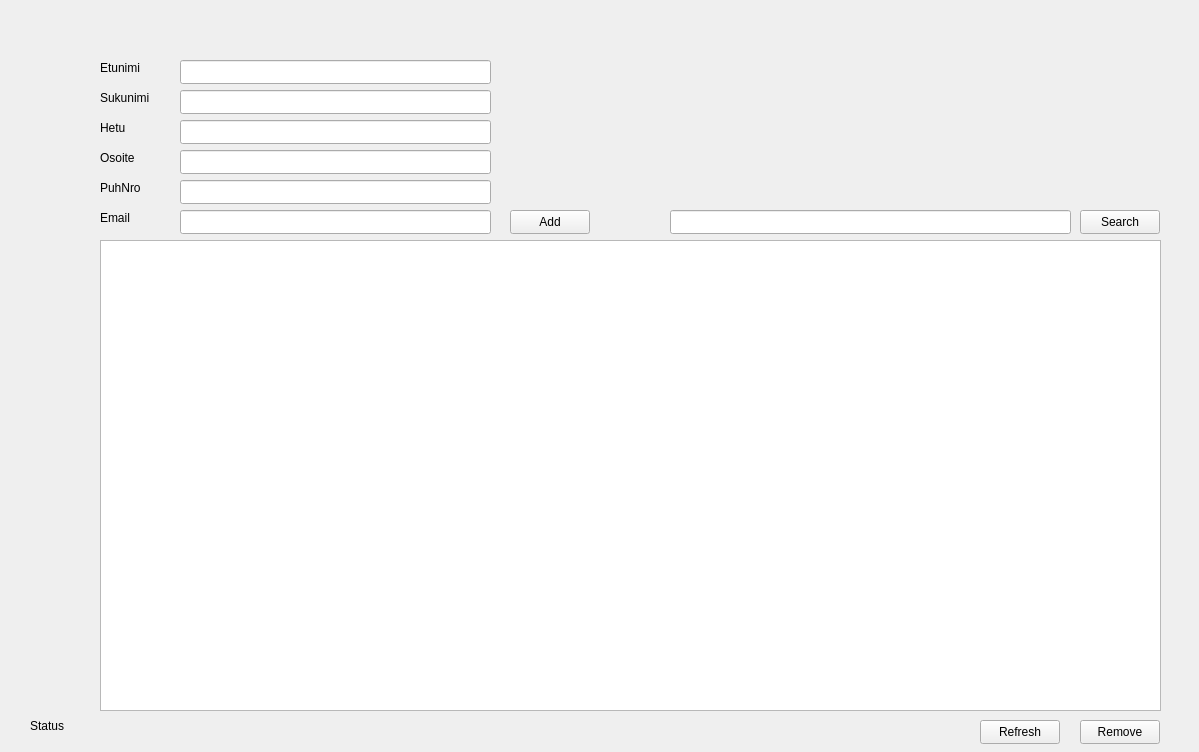
juhotuominen/CustomerManagerQT, file mainwindow.ui: the form before one commit.
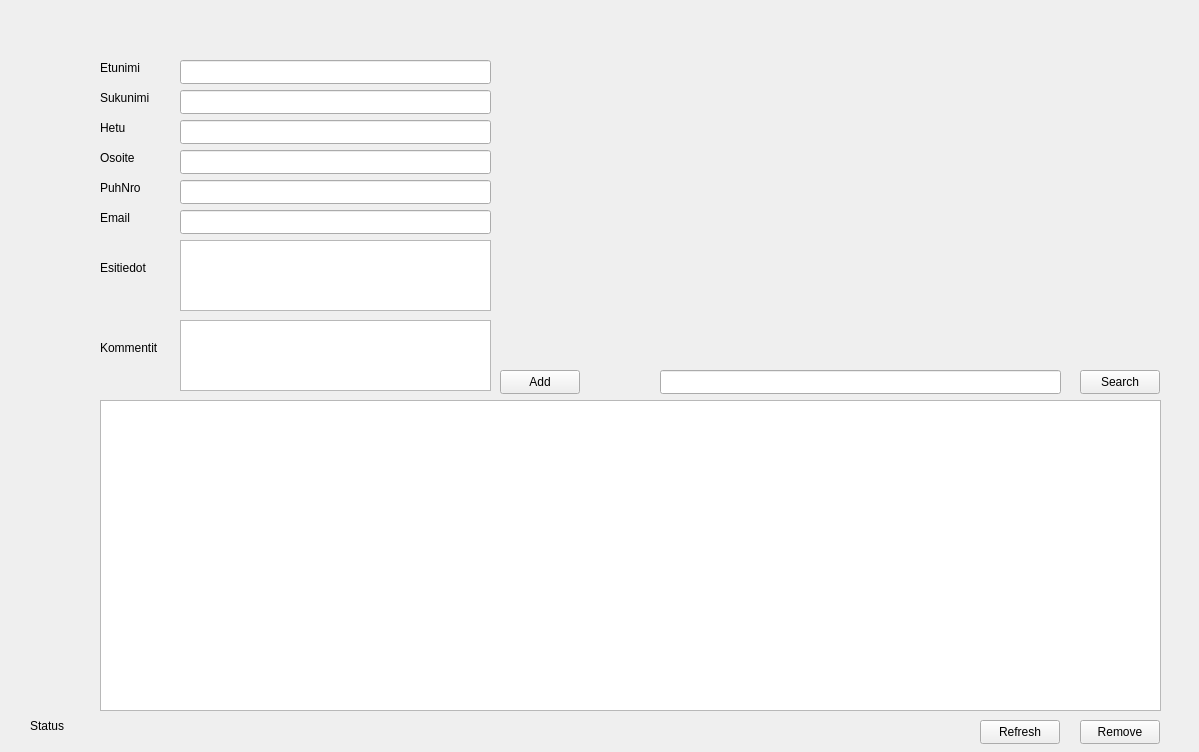
The form after the commit.

Commit message: preinfo and comments

Patch:
```diff
--- a/mainwindow.ui
+++ b/mainwindow.ui
@@ -17,8 +17,8 @@
    <widget class="QPushButton" name="btnAdd">
     <property name="geometry">
      <rect>
-      <x>510</x>
-      <y>210</y>
+      <x>500</x>
+      <y>370</y>
       <width>80</width>
       <height>24</height>
      </rect>
@@ -208,17 +208,17 @@
     <property name="geometry">
      <rect>
       <x>100</x>
-      <y>240</y>
+      <y>400</y>
       <width>1061</width>
-      <height>471</height>
+      <height>311</height>
      </rect>
     </property>
    </widget>
    <widget class="QLineEdit" name="lineEditSearch">
     <property name="geometry">
      <rect>
-      <x>670</x>
-      <y>210</y>
+      <x>660</x>
+      <y>370</y>
       <width>401</width>
       <height>24</height>
      </rect>
@@ -228,7 +228,7 @@
     <property name="geometry">
      <rect>
       <x>1080</x>
-      <y>210</y>
+      <y>370</y>
       <width>80</width>
       <height>24</height>
      </rect>
@@ -237,6 +237,52 @@
      <string>Search</string>
     </property>
    </widget>
+   <widget class="QLabel" name="labelPreinfo">
+    <property name="geometry">
+     <rect>
+      <x>100</x>
+      <y>260</y>
+      <width>61</width>
+      <height>16</height>
+     </rect>
+    </property>
+    <property name="text">
+     <string>Esitiedot</string>
+    </property>
+   </widget>
+   <widget class="QLabel" name="label_9">
+    <property name="geometry">
+     <rect>
+      <x>100</x>
+      <y>340</y>
+      <width>71</width>
+      <height>16</height>
+     </rect>
+    </property>
+    <property name="text">
+     <string>Kommentit</string>
+    </property>
+   </widget>
+   <widget class="QTextEdit" name="textEdit">
+    <property name="geometry">
+     <rect>
+      <x>180</x>
+      <y>240</y>
+      <width>311</width>
+      <height>71</height>
+     </rect>
+    </property>
+   </widget>
+   <widget class="QTextEdit" name="textEdit_2">
+    <property name="geometry">
+     <rect>
+      <x>180</x>
+      <y>320</y>
+      <width>311</width>
+      <height>71</height>
+     </rect>
+    </property>
+   </widget>
   </widget>
  </widget>
  <resources/>
```
Left out of the diff: 14 changed lines with no effect on the pictures. The commit also changes 1 other file.
